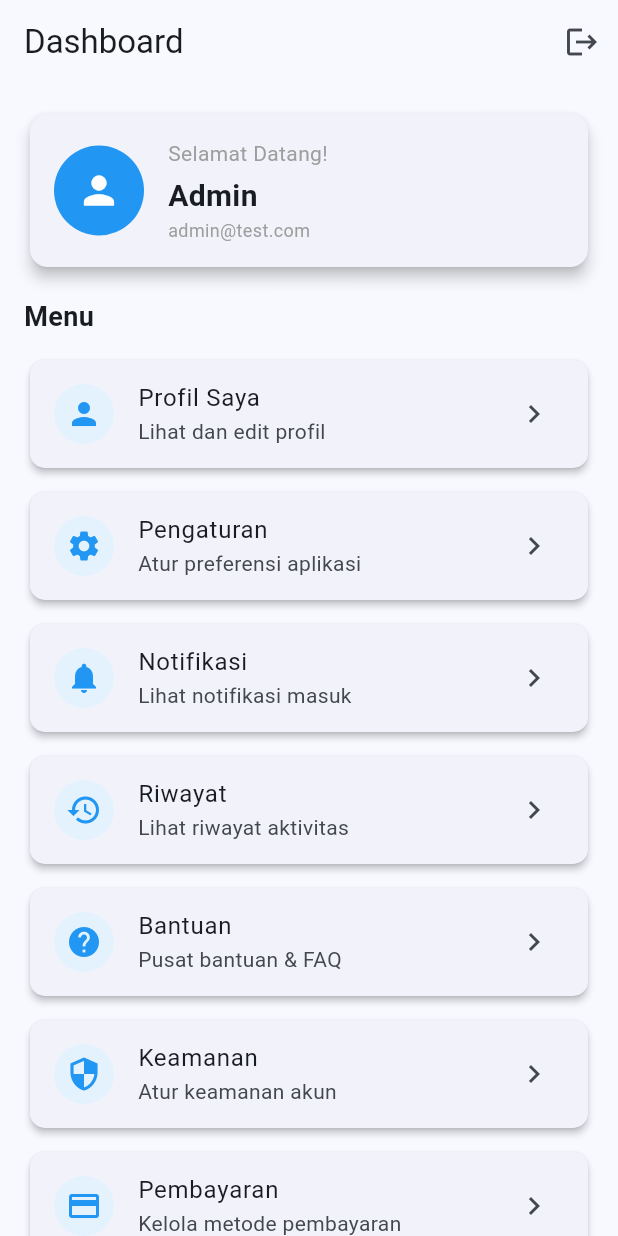
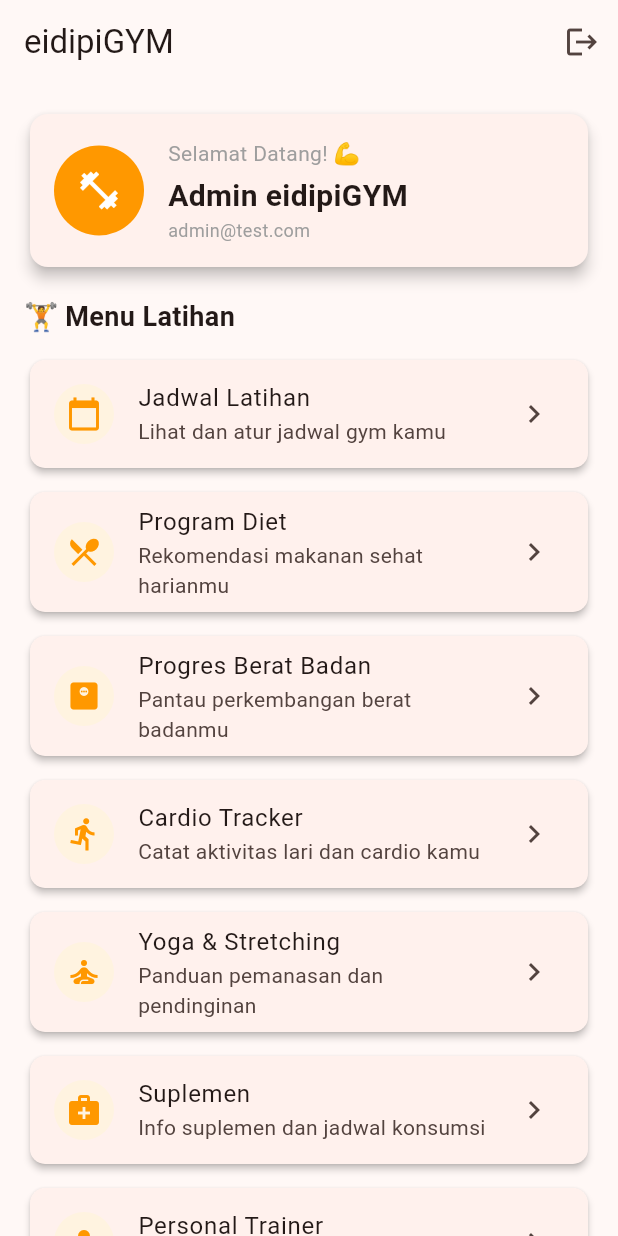
Before and after one commit to Priannn/uts_mobileprogramming, a Flutter app: the DashboardScreen screen opened by its route, on a phone screen of 412 x 824 dp. Run offline on Flutter 3.47's test engine with Material 3 defaults, Android fonts, the phone set to English and light mode, and no system bars.

```diff
--- a/lib/main.dart
+++ b/lib/main.dart
@@ -1,5 +1,5 @@
 import 'package:flutter/material.dart';
-import 'package:uts_mobileprogramming/screens/forgot_password.dart';
+import 'package:uts_mobileprogramming/screens/forgotPassword_screen.dart';
 import 'package:uts_mobileprogramming/screens/login_screen.dart';
 import 'package:uts_mobileprogramming/screens/dashboard_screen.dart';
 
@@ -16,11 +16,11 @@ class MyApp extends StatelessWidget {
   Widget build(BuildContext context) {
     return MaterialApp(
       // Judul aplikasi
-      title: 'UTS Mobile',
+      title: 'eidipiGYM',
       // Menghilangkan tulisan "DEBUG" di pojok kanan atas
       debugShowCheckedModeBanner: false,
       // Warna tema utama aplikasi
-      theme: ThemeData(colorSchemeSeed: Colors.blue, useMaterial3: true),
+      theme: ThemeData(colorSchemeSeed: Colors.deepOrange, useMaterial3: true),
       // Halaman pertama yang muncul saat aplikasi dibuka
       initialRoute: '/',
       // Daftar semua halaman beserta alamat route-nya
--- a/lib/screens/dashboard_screen.dart
+++ b/lib/screens/dashboard_screen.dart
@@ -1,84 +1,93 @@
 import 'package:flutter/material.dart';
-import 'package:uts_mobileprogramming/screens/login_screen.dart';
+import 'login_screen.dart';
 
-// DashboardScreen adalah halaman utama setelah login berhasil
-// Pakai StatelessWidget karena tidak ada state yang berubah di halaman ini
 class DashboardScreen extends StatelessWidget {
   const DashboardScreen({super.key});
 
-  // Data dummy untuk ditampilkan di ListView
-  // Berupa list of map, setiap map berisi title, subtitle, dan icon
+  // Data dummy menu gym — 10 item
   final List<Map<String, dynamic>> _menuItems = const [
     {
-      'title': 'Profil Saya',
-      'subtitle': 'Lihat dan edit profil',
+      'title': 'Jadwal Latihan',
+      'subtitle': 'Lihat dan atur jadwal gym kamu',
+      'icon': Icons.calendar_today,
+    },
+    {
+      'title': 'Program Diet',
+      'subtitle': 'Rekomendasi makanan sehat harianmu',
+      'icon': Icons.restaurant_menu,
+    },
+    {
+      'title': 'Progres Berat Badan',
+      'subtitle': 'Pantau perkembangan berat badanmu',
+      'icon': Icons.monitor_weight,
+    },
+    {
+      'title': 'Cardio Tracker',
+      'subtitle': 'Catat aktivitas lari dan cardio kamu',
+      'icon': Icons.directions_run,
+    },
+    {
+      'title': 'Yoga & Stretching',
+      'subtitle': 'Panduan pemanasan dan pendinginan',
+      'icon': Icons.self_improvement,
+    },
+    {
+      'title': 'Suplemen',
+      'subtitle': 'Info suplemen dan jadwal konsumsi',
+      'icon': Icons.medical_services,
+    },
+    {
+      'title': 'Personal Trainer',
+      'subtitle': 'Hubungi trainer profesionalmu',
       'icon': Icons.person,
     },
     {
-      'title': 'Pengaturan',
-      'subtitle': 'Atur preferensi aplikasi',
+      'title': 'Booking Kelas',
+      'subtitle': 'Daftar kelas gym favoritmu',
+      'icon': Icons.book_online,
+    },
+    {
+      'title': 'Leaderboard Member',
+      'subtitle': 'Lihat peringkat member teraktif',
+      'icon': Icons.leaderboard,
+    },
+    {
+      'title': 'Pengaturan Akun',
+      'subtitle': 'Atur profil dan preferensi kamu',
       'icon': Icons.settings,
     },
-    {
-      'title': 'Notifikasi',
-      'subtitle': 'Lihat notifikasi masuk',
-      'icon': Icons.notifications,
-    },
-    {
-      'title': 'Riwayat',
-      'subtitle': 'Lihat riwayat aktivitas',
-      'icon': Icons.history,
-    },
-    {'title': 'Bantuan', 'subtitle': 'Pusat bantuan & FAQ', 'icon': Icons.help},
-    {
-      'title': 'Keamanan',
-      'subtitle': 'Atur keamanan akun',
-      'icon': Icons.security,
-    },
-    {
-      'title': 'Pembayaran',
-      'subtitle': 'Kelola metode pembayaran',
-      'icon': Icons.payment,
-    },
-    {'title': 'Pesan', 'subtitle': 'Kotak masuk pesan', 'icon': Icons.message},
-    {
-      'title': 'Laporan',
-      'subtitle': 'Lihat laporan aktivitas',
-      'icon': Icons.bar_chart,
-    },
-    {'title': 'Tentang', 'subtitle': 'Informasi aplikasi', 'icon': Icons.info},
   ];
 
-  // Fungsi logout — kembali ke halaman login dan hapus semua history navigasi
+  // Fungsi logout dengan dialog konfirmasi
   void _handleLogout(BuildContext context) {
-    // Tampilkan dialog konfirmasi sebelum logout
     showDialog(
       context: context,
       builder: (context) => AlertDialog(
-        // Judul dialog
+        // Judul dialog logout
         title: const Text('Konfirmasi Logout'),
-        // Isi dialog
-        content: const Text('Apakah kamu yakin ingin keluar?'),
+        content: const Text('Apakah kamu yakin ingin keluar dari eidipiGYM?'),
         actions: [
-          // Tombol Batal
+          // Tombol batal
           TextButton(
-            onPressed: () {
-              // Tutup dialog saja, tidak logout
-              Navigator.pop(context);
-            },
+            onPressed: () => Navigator.pop(context),
             child: const Text('Batal'),
           ),
-          // Tombol Logout
+          // Tombol logout
           ElevatedButton(
             onPressed: () {
-              // pushAndRemoveUntil = pindah ke halaman login dan hapus semua
-              // history navigasi supaya user tidak bisa back ke dashboard
+              // pushAndRemoveUntil = hapus semua history navigasi
+              // supaya user tidak bisa back ke dashboard setelah logout
               Navigator.pushAndRemoveUntil(
                 context,
                 MaterialPageRoute(builder: (context) => const LoginScreen()),
-                (route) => false, // false = hapus semua route sebelumnya
+                (route) => false,
               );
             },
+            style: ElevatedButton.styleFrom(
+              // Warna tombol logout merah
+              backgroundColor: Colors.red,
+              foregroundColor: Colors.white,
+            ),
             child: const Text('Logout'),
           ),
         ],
@@ -89,17 +98,15 @@ class DashboardScreen extends StatelessWidget {
   @override
   Widget build(BuildContext context) {
     return Scaffold(
-      // AppBar dengan judul dan tombol logout
       appBar: AppBar(
-        // Judul AppBar
-        title: const Text('Dashboard'),
-        // Menghilangkan tombol back otomatis
+        // Judul AppBar dengan nama aplikasi
+        title: const Text('eidipiGYM'),
+        // Hilangkan tombol back otomatis
         automaticallyImplyLeading: false,
         actions: [
-          // Tombol logout di pojok kanan AppBar
+          // Tombol logout di pojok kanan
           IconButton(
             icon: const Icon(Icons.logout),
-            // Tooltip muncul saat tombol ditekan lama
             tooltip: 'Logout',
             onPressed: () => _handleLogout(context),
           ),
@@ -107,10 +114,9 @@ class DashboardScreen extends StatelessWidget {
       ),
       body: SafeArea(
         child: Column(
-          // Column menyusun widget secara vertikal
           crossAxisAlignment: CrossAxisAlignment.start,
           children: [
-            // Card selamat datang di bagian atas
+            // Card sambutan user
             Padding(
               padding: const EdgeInsets.all(16),
               child: Card(
@@ -122,36 +128,35 @@ class DashboardScreen extends StatelessWidget {
                 child: Padding(
                   padding: const EdgeInsets.all(16),
                   child: Row(
-                    // Row menyusun widget secara horizontal
                     children: [
-                      // Avatar user
+                      // Avatar dengan icon gym
                       const CircleAvatar(
                         radius: 30,
-                        backgroundColor: Colors.blue,
+                        backgroundColor: Colors.orange,
                         child: Icon(
-                          Icons.person,
+                          Icons.fitness_center, // Icon barbel
                           size: 30,
                           color: Colors.white,
                         ),
                       ),
-                      const SizedBox(width: 16), // Jarak horizontal
-                      // Teks sambutan
+                      const SizedBox(width: 16),
                       const Column(
                         crossAxisAlignment: CrossAxisAlignment.start,
                         children: [
                           Text(
-                            'Selamat Datang!',
+                            'Selamat Datang! 💪',
                             style: TextStyle(fontSize: 14, color: Colors.grey),
                           ),
                           SizedBox(height: 4),
-                          // Nama user yang sedang login
+                          // Nama user
                           Text(
-                            'Admin', // nanti bisa diganti dengan data user
+                            'Admin eidipiGYM',
                             style: TextStyle(
                               fontSize: 20,
                               fontWeight: FontWeight.bold,
                             ),
                           ),
+                          // Email user
                           Text(
                             'admin@test.com',
                             style: TextStyle(fontSize: 12, color: Colors.grey),
@@ -164,32 +169,28 @@ class DashboardScreen extends StatelessWidget {
               ),
             ),
 
-            // Label "Menu"
+            // Label menu
             const Padding(
               padding: EdgeInsets.symmetric(horizontal: 16),
               child: Text(
-                'Menu',
+                '🏋️ Menu Latihan',
                 style: TextStyle(fontSize: 18, fontWeight: FontWeight.bold),
               ),
             ),
 
-            const SizedBox(height: 8), // Jarak vertikal
-            // ListView.builder untuk menampilkan daftar menu
-            // Expanded supaya ListView mengisi sisa ruang yang ada
+            const SizedBox(height: 8),
+
+            // ListView 10 item menu gym
             Expanded(
               child: ListView.builder(
-                // Jumlah item yang ditampilkan
                 itemCount: _menuItems.length,
-                // Builder dipanggil untuk setiap item
                 itemBuilder: (context, index) {
-                  // Ambil data item berdasarkan index
                   final item = _menuItems[index];
                   return Padding(
                     padding: const EdgeInsets.symmetric(
                       horizontal: 16,
                       vertical: 4,
                     ),
-                    // Card untuk setiap item menu
                     child: Card(
                       // Styling card dengan shadow dan rounded corner
                       elevation: 2,
@@ -197,22 +198,19 @@ class DashboardScreen extends StatelessWidget {
                         borderRadius: BorderRadius.circular(10),
                       ),
                       child: ListTile(
-                        // Icon di sebelah kiri
+                        // Icon menu dengan background oranye muda
                         leading: CircleAvatar(
-                          backgroundColor: Colors.blue.shade50,
+                          backgroundColor: Colors.orange.shade50,
                           child: Icon(
                             item['icon'] as IconData,
-                            color: Colors.blue,
+                            color: Colors.orange,
                           ),
                         ),
-                        // Judul item
                         title: Text(item['title'] as String),
-                        // Subjudul item
                         subtitle: Text(item['subtitle'] as String),
-                        // Icon panah di sebelah kanan
                         trailing: const Icon(Icons.chevron_right),
                         onTap: () {
-                          // Tampilkan snackbar saat item ditekan
+                          // Snackbar saat item ditekan
                           ScaffoldMessenger.of(context).showSnackBar(
                             SnackBar(
                               content: Text('${item['title']} ditekan'),
--- a/lib/screens/forgot_password.dart
+++ b/lib/screens/forgotPassword_screen.dart
@@ -60,16 +60,16 @@ class _ForgotPasswordScreenState extends State<ForgotPasswordScreen> {
               child: Column(
                 crossAxisAlignment: CrossAxisAlignment.stretch,
                 children: [
-                  const Icon(Icons.lock_reset, size: 80, color: Colors.blue),
+                  const Icon(Icons.lock_reset, size: 80, color: Colors.deepOrange),
                   const SizedBox(height: 24),
                   const Text(
-                    'Reset Password',
+                    'Lupa Password?',
                     style: TextStyle(fontSize: 24, fontWeight: FontWeight.bold),
                     textAlign: TextAlign.center,
                   ),
                   const SizedBox(height: 8),
                   const Text(
-                    'Masukkan email kamu, kami akan kirimkan link untuk reset password',
+                    'Tenang! Masukkan email kamu di bawah, dan kami akan bantu reset password akun eidipiGYM kamu.',
                     style: TextStyle(fontSize: 14, color: Colors.grey),
                     textAlign: TextAlign.center,
                   ),
--- a/lib/screens/login_screen.dart
+++ b/lib/screens/login_screen.dart
@@ -68,14 +68,21 @@ class _LoginScreenState extends State<LoginScreen> {
               child: Column(
                 crossAxisAlignment: CrossAxisAlignment.stretch,
                 children: [
+                  const Icon(
+                    Icons.fitness_center, // Icon barbel
+                    size: 80,
+                    color: Colors.orange,
+                  ),
+
+                  const SizedBox(height: 16),
                   const Text(
-                    'Selamat Datang!',
+                    'Selamat Datang di eidipiGYM!',
                     style: TextStyle(fontSize: 28, fontWeight: FontWeight.bold),
                     textAlign: TextAlign.center,
                   ),
                   const SizedBox(height: 8),
                   const Text(
-                    'Silakan login untuk melanjutkan',
+                    'Login untuk mulai latihan kamu hari ini',
                     style: TextStyle(fontSize: 14, color: Colors.grey),
                     textAlign: TextAlign.center,
                   ),
```
Also changed, not shown: 3 other files.
